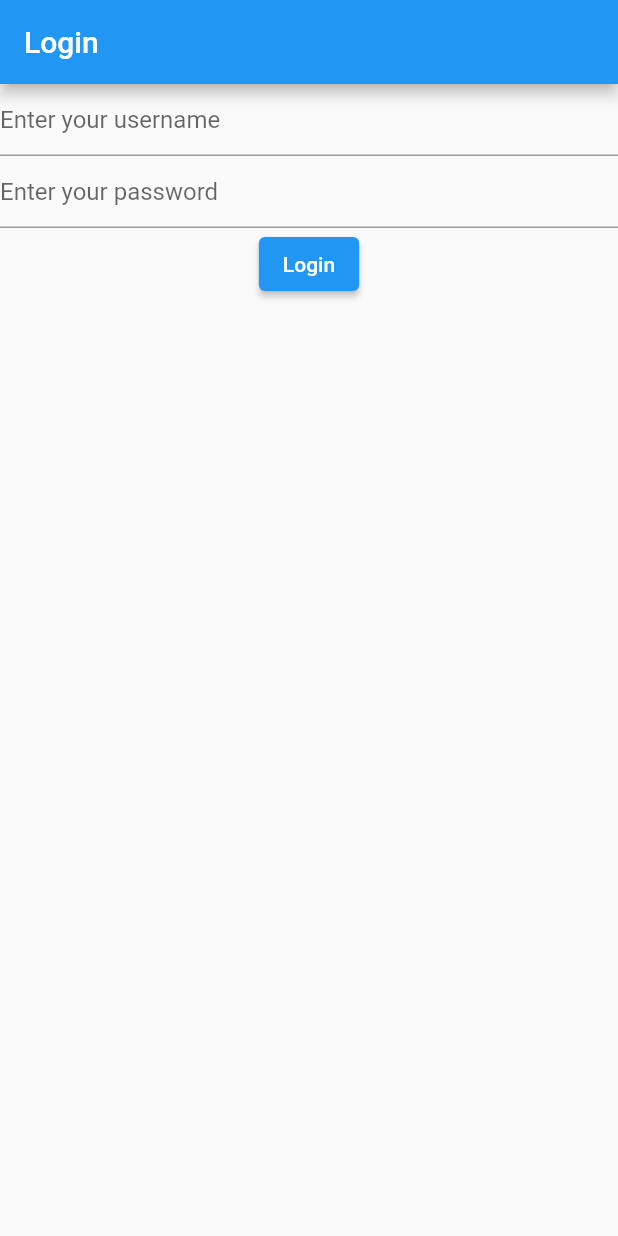
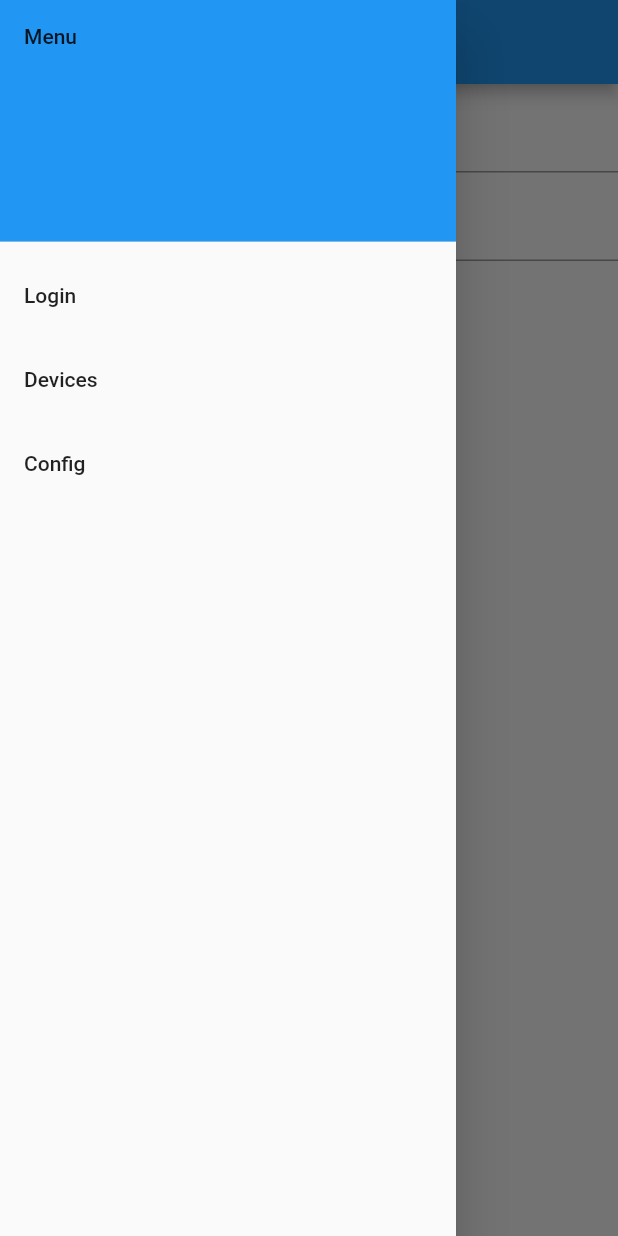
Before and after one commit to crashbit666/pvpccheap_android, a Flutter app: the screen it shows after launch, with the side drawer open (before the commit the screen has no drawer), on a phone screen of 412 x 824 dp. Run offline on Flutter 3.47's test engine with Material 2 defaults, Android fonts, the phone set to English and light mode, and no system bars; our stand-ins replace shared_preferences.

Commit message:
First update that makes the program functional
Two screens:
- Login: To login
- Devices: Show devices assigned to a logged user

WARNING: Api with pvpccheap uses local connection.

```diff
--- /dev/null
+++ b/lib/device.dart
@@ -0,0 +1,15 @@
+class Device {
+  final int id;
+  final String name;
+  final String description;
+
+  Device({required this.id, required this.name, required this.description});
+
+  factory Device.fromJson(Map<String, dynamic> json) {
+    return Device(
+      id: json['id'],
+      name: json['name'],
+      description: json['description'] ?? 'No description available',
+    );
+  }
+}
--- a/lib/devices_screen.dart
+++ b/lib/devices_screen.dart
@@ -1,17 +1,18 @@
 import 'package:flutter/material.dart';
 import 'package:pvpccheap/services/api_client.dart';
+import 'package:pvpccheap/device.dart';
 
 class DevicesScreen extends StatefulWidget {
   final String token;
 
-  const DevicesScreen({super.key, required this.token});
+  const DevicesScreen({Key? key, required this.token}) : super(key: key);
 
   @override
   DevicesScreenState createState() => DevicesScreenState();
 }
 
 class DevicesScreenState extends State<DevicesScreen> {
-  late Future<List<dynamic>> futureDevices;
+  late Future<List<Device>> futureDevices;
 
   @override
   void initState() {
@@ -22,30 +23,27 @@ class DevicesScreenState extends State<DevicesScreen> {
 
   @override
   Widget build(BuildContext context) {
-    return Scaffold(
-      appBar: AppBar(
-        title: const Text('Devices'),
-      ),
-      body: FutureBuilder<List<dynamic>>(
+    return FutureBuilder<List<Device>>(
       future: futureDevices,
       builder: (context, snapshot) {
         if (snapshot.hasData) {
+          var devices = snapshot.data!;
           return ListView.builder(
-              itemCount: snapshot.data!.length,
+            itemCount: devices.length,
             itemBuilder: (context, index) {
               return ListTile(
-                  title: Text(snapshot.data![index]['name']),  // Asume que cada dispositivo tiene una propiedad 'name'
+                title: Text(devices[index].name),
+                subtitle: Text(devices[index].description),
               );
             },
           );
         } else if (snapshot.hasError) {
-            return Text('Error: ${snapshot.error}');
+          return Center(child: Text("${snapshot.error}"));
         }
 
-          // Por defecto, muestra un spinner de carga.
+        // By default, show a loading spinner.
         return const CircularProgressIndicator();
       },
-      ),
     );
   }
 }
--- a/lib/login_screen.dart
+++ b/lib/login_screen.dart
@@ -1,41 +1,27 @@
 import 'package:flutter/material.dart';
-import 'devices_screen.dart';
-import 'services/api_client.dart';
-
-void main() {
-  runApp(const MyApp());
-}
-
-class MyApp extends StatelessWidget {
-  const MyApp({super.key});
-
-  @override
-  Widget build(BuildContext context) {
-    return const MaterialApp(
-      title: 'My App',
-      home: LoginScreen(),
-    );
-  }
-}
+import 'package:pvpccheap/services/api_client.dart';
+import 'package:shared_preferences/shared_preferences.dart';
 
 class LoginScreen extends StatefulWidget {
-  const LoginScreen({super.key});
+  final void Function(String) onLogin;
+
+  const LoginScreen({Key? key, required this.onLogin}) : super(key: key);
 
   @override
   LoginScreenState createState() => LoginScreenState();
 }
 
 class LoginScreenState extends State<LoginScreen> {
-  final TextEditingController _usernameController = TextEditingController();
-  final TextEditingController _passwordController = TextEditingController();
   final _formKey = GlobalKey<FormState>();
+  final _usernameController = TextEditingController();
+  final _passwordController = TextEditingController();
+
+  bool _isLoading = false;
+  String _errorMessage = '';
 
   @override
   Widget build(BuildContext context) {
     return Scaffold(
-      appBar: AppBar(
-        title: const Text('Login'),
-      ),
       body: Form(
         key: _formKey,
         child: Column(
@@ -43,58 +29,67 @@ class LoginScreenState extends State<LoginScreen> {
             TextFormField(
               controller: _usernameController,
               decoration: const InputDecoration(
-                hintText: 'Enter your username',
+                labelText: 'Username',
               ),
               validator: (value) {
                 if (value == null || value.isEmpty) {
-                  return 'Please enter your username';
+                  return 'Insert your username';
                 }
                 return null;
               },
             ),
             TextFormField(
               controller: _passwordController,
+              obscureText: true,
               decoration: const InputDecoration(
-                hintText: 'Enter your password',
+                labelText: 'Password',
               ),
-              obscureText: true,
               validator: (value) {
                 if (value == null || value.isEmpty) {
-                  return 'Please enter your password';
+                  return 'Please, insert your password';
                 }
                 return null;
               },
             ),
             ElevatedButton(
-              onPressed: () async {
-                if (_formKey.currentState!.validate()) {
-                  // If the form is valid, display a Snackbar and login.
-                  ScaffoldMessenger.of(context).showSnackBar(
-                    const SnackBar(content: Text('Logging in...')),
-                  );
-                  var apiClient = ApiClient(baseUrl: 'http://127.0.0.1:5000');
-                  try {
-                    var token = await apiClient.login(_usernameController.text, _passwordController.text);
-                    // Navigate to devices screen with the token
-                    if (mounted) {
-                      Navigator.push(
-                        context,
-                        MaterialPageRoute(builder: (context) =>
-                            DevicesScreen(token: token)),
-                      );
-                    }
-                  } catch (e) {
-                    ScaffoldMessenger.of(context).showSnackBar(
-                      SnackBar(content: Text('Login failed: $e')),
-                    );
-                  }
-                }
-              },
-              child: const Text('Login'),
+              onPressed: _login,
+              child: _isLoading
+                  ? const CircularProgressIndicator()
+                  : const Text('Login'),
             ),
+            Text(_errorMessage),
           ],
         ),
       ),
     );
   }
+
+  Future<void> _login() async {
+    if (_formKey.currentState!.validate()) {
+      setState(() {
+        _isLoading = true;
+        _errorMessage = '';
+      });
+      var apiClient = ApiClient(baseUrl: 'http://127.0.0.1:5000');
+      try {
+        String token = await apiClient.login(
+          _usernameController.text,
+          _passwordController.text,
+        );
+        SharedPreferences prefs = await SharedPreferences.getInstance();
+        await prefs.setString('token', token);
+        await prefs.setString('username',
+            _usernameController.text); // Save username
+        widget.onLogin(token);
+      } catch (e) {
+        setState(() {
+          _errorMessage = 'Error trying to initialize session: $e';
+        });
+      } finally {
+        setState(() {
+          _isLoading = false;
+        });
+      }
+    }
+  }
 }
--- a/lib/main.dart
+++ b/lib/main.dart
@@ -1,18 +1,124 @@
 import 'package:flutter/material.dart';
+import 'package:shared_preferences/shared_preferences.dart';
 import 'login_screen.dart';
+import 'devices_screen.dart';
 
 void main() {
   runApp(const MyApp());
 }
 
 class MyApp extends StatelessWidget {
-  const MyApp({super.key});
+  const MyApp({Key? key}) : super(key: key);
 
   @override
   Widget build(BuildContext context) {
     return const MaterialApp(
       title: 'PVPC Cheap',
-      home: LoginScreen(),
+      home: MainScreen(),
     );
   }
 }
+
+class MainScreen extends StatefulWidget {
+  const MainScreen({super.key});
+
+  @override
+  MainScreenState createState() => MainScreenState();
+}
+
+class MainScreenState extends State<MainScreen> {
+  int _selectedIndex = 0;
+  String? token;
+
+  @override
+  void initState() {
+    super.initState();
+    SharedPreferences.getInstance().then((prefs) {
+      setState(() {
+        token = prefs.getString('token');
+      });
+    });
+  }
+
+  _getDrawerItemWidget(int pos) {
+    switch (pos) {
+      case 0:
+        if (token != null && token!.isNotEmpty) {
+          return FutureBuilder<String?>(
+            future: SharedPreferences.getInstance().then((prefs) => prefs.getString('username')),
+            builder: (BuildContext context, AsyncSnapshot<String?> snapshot) {
+              if (snapshot.hasData) {
+                return Center(child: Text('Hi!, ${snapshot.data}'));
+              } else {
+                return const Center(child: Text('Error trying to get username'));
+              }
+            },
+          );
+        } else {
+          return LoginScreen(
+            onLogin: (receivedToken) {
+              setState(() {
+                token = receivedToken;
+                _selectedIndex = 1;  // Change to devices screen
+              });
+            },
+          );
+        }
+      case 1:
+        if (token != null && token!.isNotEmpty) {
+          return DevicesScreen(token: token!);
+        } else {
+          return const Center(child: Text("Please login first to see devices"));
+        }
+      default:
+        return const Center(child: Text('Welcome'));
+    }
+  }
+
+  @override
+  Widget build(BuildContext context) {
+    return Scaffold(
+      appBar: AppBar(
+        title: const Text('PVPC Cheap'),
+      ),
+      drawer: Drawer(
+        child: ListView(
+          padding: EdgeInsets.zero,
+          children: <Widget>[
+            const DrawerHeader(
+              decoration: BoxDecoration(
+                color: Colors.blue,
+              ),
+              child: Text('Menu'),
+            ),
+            ListTile(
+              title: const Text('Login'),
+              onTap: () {
+                setState(() {
+                  _selectedIndex = 0;
+                });
+                Navigator.pop(context);
+              },
+            ),
+            ListTile(
+              title: const Text('Devices'),
+              onTap: () {
+                setState(() {
+                  _selectedIndex = 1;
+                });
+                Navigator.pop(context);
+              },
+            ),
+            ListTile(
+              title: const Text('Config'),
+              onTap: () {
+                // TODO: Navegar a la pantalla de configuración
+              },
+            ),
+          ],
+        ),
+      ),
+      body: _getDrawerItemWidget(_selectedIndex),
+    );
+  }
+}
```
Also changed, not shown: lib/services/api_client.dart (+8 -17 lines). Lines whose indentation alone changed are shown as unchanged.
